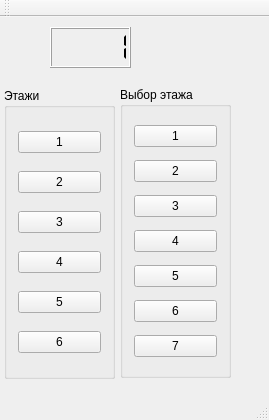
First picture: the form in lab4/lab4/mainwindow.ui, repository akapust1n/university, before the edit.
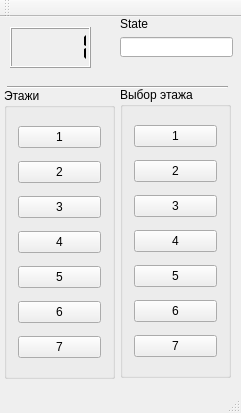
Second picture: the form after the edit.

What changed in the file:
```diff
--- a/lab4/lab4/mainwindow.ui
+++ b/lab4/lab4/mainwindow.ui
@@ -6,8 +6,8 @@
    <rect>
     <x>0</x>
     <y>0</y>
-    <width>269</width>
-    <height>420</height>
+    <width>241</width>
+    <height>413</height>
    </rect>
   </property>
   <property name="windowTitle">
@@ -75,6 +75,13 @@
        </property>
       </widget>
      </item>
+     <item row="6" column="0">
+      <widget class="QPushButton" name="floor7BTN">
+       <property name="text">
+        <string>7</string>
+       </property>
+      </widget>
+     </item>
     </layout>
    </widget>
    <widget class="QGroupBox" name="groupBox_2">
@@ -150,7 +157,7 @@
    <widget class="QLCDNumber" name="lcdNumber">
     <property name="geometry">
      <rect>
-      <x>50</x>
+      <x>10</x>
       <y>10</y>
       <width>81</width>
       <height>41</height>
@@ -163,6 +170,45 @@
      <double>1.000000000000000</double>
     </property>
    </widget>
+   <widget class="QLineEdit" name="lineEdit">
+    <property name="geometry">
+     <rect>
+      <x>120</x>
+      <y>20</y>
+      <width>113</width>
+      <height>20</height>
+     </rect>
+    </property>
+   </widget>
+   <widget class="QLabel" name="label">
+    <property name="geometry">
+     <rect>
+      <x>120</x>
+      <y>0</y>
+      <width>47</width>
+      <height>13</height>
+     </rect>
+    </property>
+    <property name="text">
+     <string>State</string>
+    </property>
+   </widget>
+   <widget class="Line" name="line">
+    <property name="geometry">
+     <rect>
+      <x>7</x>
+      <y>60</y>
+      <width>221</width>
+      <height>20</height>
+     </rect>
+    </property>
+    <property name="frameShadow">
+     <enum>QFrame::Sunken</enum>
+    </property>
+    <property name="orientation">
+     <enum>Qt::Horizontal</enum>
+    </property>
+   </widget>
   </widget>
   <widget class="QMenuBar" name="menuBar">
    <property name="geometry">
```
Left out of the diff: 4 changed lines with no effect on the pictures.
